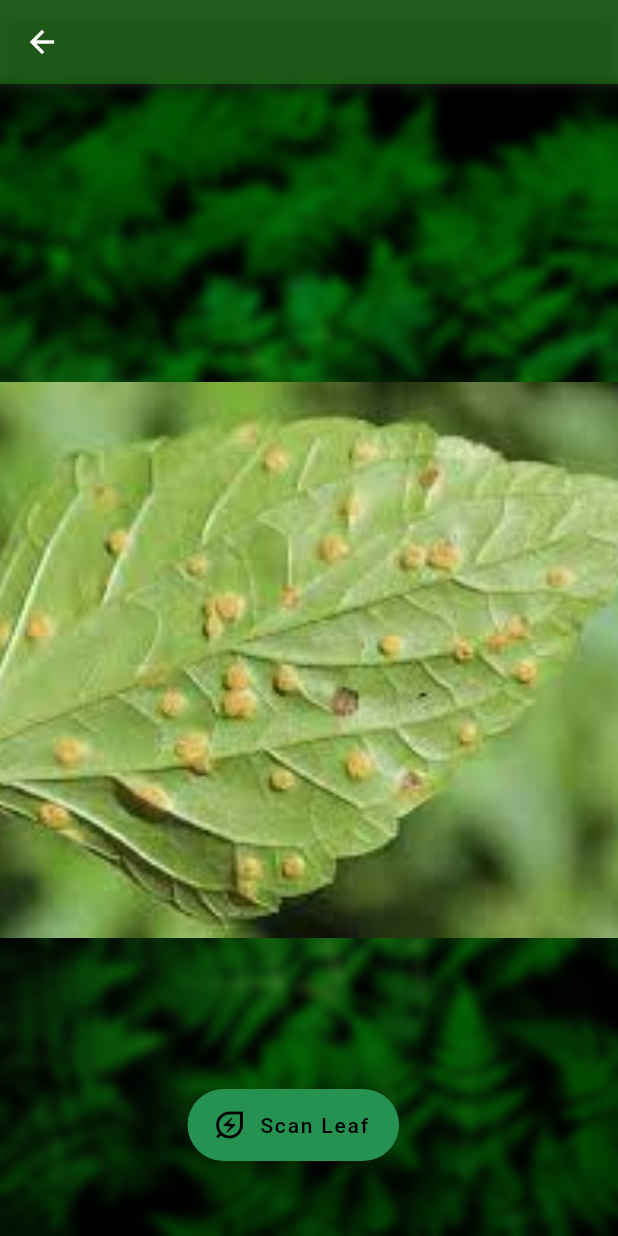
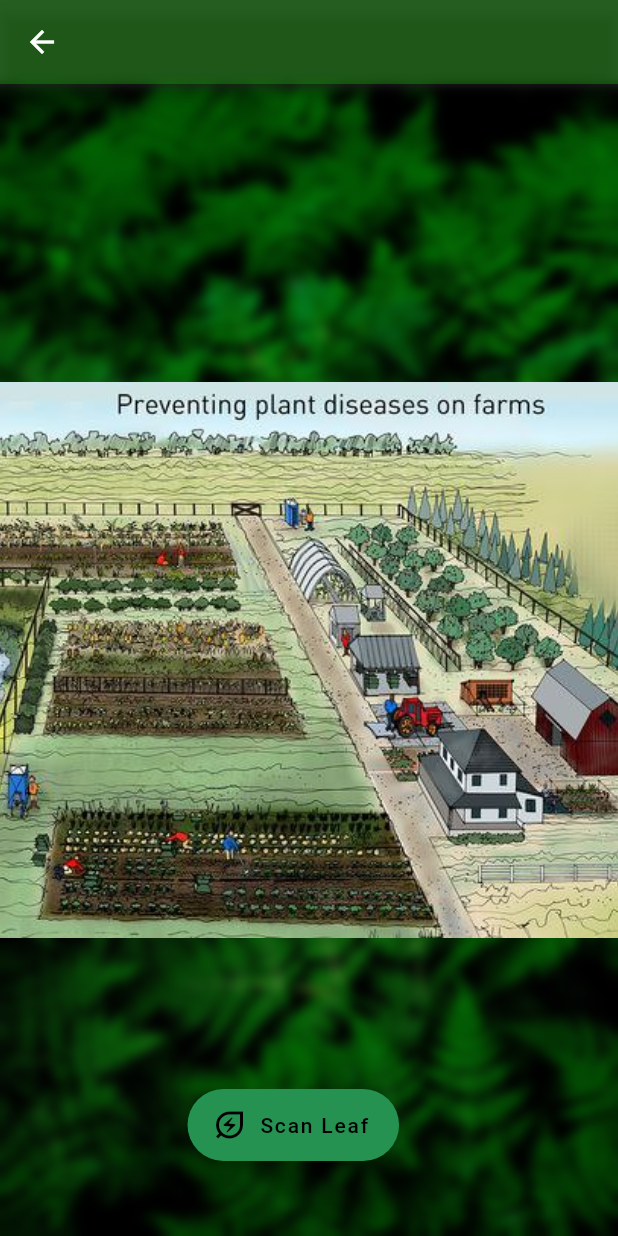
Before and after one commit to edd79/plants_demo, a Flutter app: the HomePage screen opened directly, swiped to page 2, on a phone screen of 412 x 824 dp. Run offline on Flutter 3.47's test engine with Material 2 defaults, Android fonts, the phone set to English and light mode, and no system bars; our stand-ins replace camera, google_fonts, image_picker, permission_handler.

Commit message:
ui edits

```diff
--- a/lib/src/screens/home_page.dart
+++ b/lib/src/screens/home_page.dart
@@ -108,12 +108,16 @@ class Slideshow extends StatefulWidget {
 class _SlideshowState extends State<Slideshow> {
   final List<String> slides = [
     'assets/project_pics/home.jpg',
-    'assets/project_pics/leaf2.jpeg',
-    'assets/project_pics/control5.jpeg',
-    'assets/project_pics/control4.jpeg',
-    'assets/project_pics/control2.jpeg',
-    'assets/project_pics/control1.jpeg',
-    'assets/project_pics/leaf5.jpeg'
+    'assets/project_pics/control17.jpg',
+    'assets/project_pics/control13.jpg',
+    'assets/project_pics/control12.jpg',
+    'assets/project_pics/control8.jpg',
+    'assets/project_pics/control11.jpg',
+    'assets/project_pics/control19.jpg',
+    'assets/project_pics/control18.jpg',
+    'assets/project_pics/control20.jpg',
+    'assets/project_pics/control10.jpg',
+    'assets/project_pics/control9.jpg',
   ];
 
   late PageController _pageController;
```
Also changed, not shown: assets/project_pics/control10.jpg (added), assets/project_pics/control11.jpg (added), assets/project_pics/control12.jpg (added), assets/project_pics/control13.jpg (added), assets/project_pics/control14.jpeg (added), assets/project_pics/control15.jpeg (added), assets/project_pics/control16.jpeg (added), assets/project_pics/control17.jpg (added), assets/project_pics/control18.jpg (added), assets/project_pics/control19.jpg (added), assets/project_pics/control20.jpg (added), assets/project_pics/control7.jpeg (added), assets/project_pics/control8.jpg (added), assets/project_pics/control9.jpg (added).
